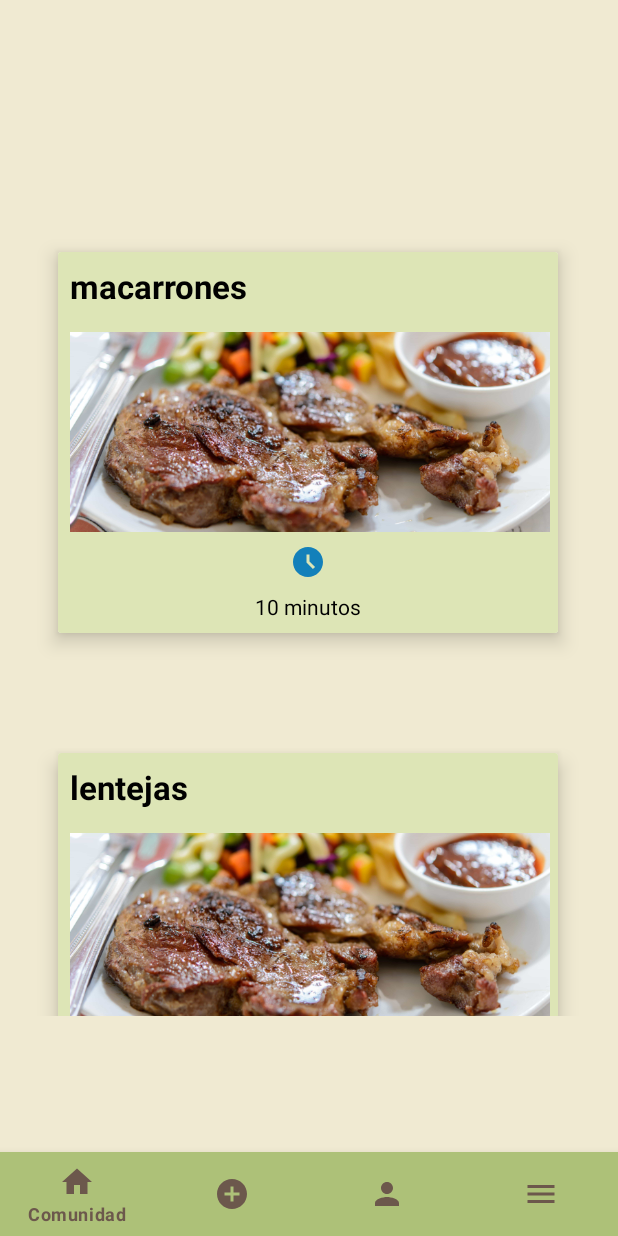
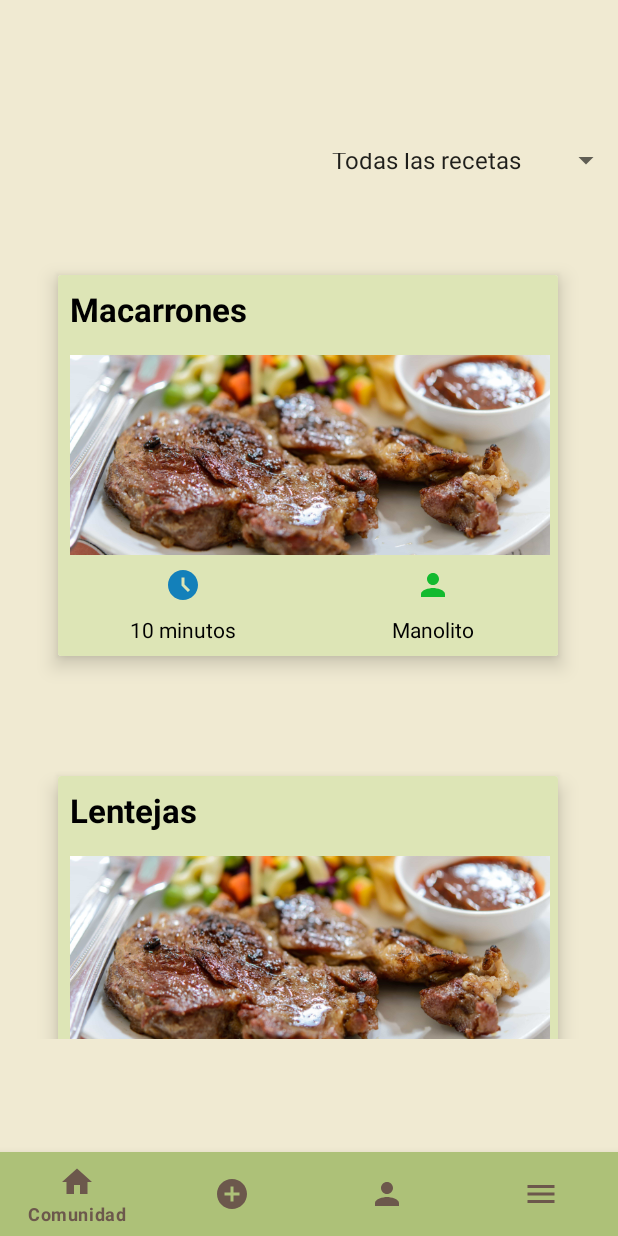
Before and after one commit to korah91/AndroidAppFinalDAS, an Android app: the screen it shows after launch (MainActivity), after a tap on "MODO INVITADO", on a phone screen of 412 x 824 dp. Run offline under Robolectric (Android 15) with nearby library versions, the phone set to English and light mode, and no system bars; our stand-ins replace Picasso, navigation-ui; pictures from the network do not load.

Commit message:
- Filtro para las preferencias en la lista de recetas, Clase creada para hacer la actividad que muestre los detalles de las recetas, si haces click en alguna de las recetas te muestra su información en un Toast, posteriormente se hará una redirección a la actividad DetallesRecetas

```diff
--- a/app/src/main/java/com/example/proyectofinal/AdaptadorListaRecetas.java
+++ b/app/src/main/java/com/example/proyectofinal/AdaptadorListaRecetas.java
@@ -1,11 +1,13 @@
 package com.example.proyectofinal;
 
 import android.content.Context;
+import android.content.Intent;
 import android.view.LayoutInflater;
 import android.view.View;
 import android.view.ViewGroup;
 import android.widget.ImageView;
 import android.widget.TextView;
+import android.widget.Toast;
 
 import androidx.annotation.NonNull;
 import androidx.cardview.widget.CardView;
@@ -18,18 +20,26 @@ import java.util.List;
 
 public class AdaptadorListaRecetas extends RecyclerView.Adapter<ListaRecetasViewHolder> {
 
-    Context context;
+    private Context context;
     //List<Recipe> list;
-    String listaTit[] = {"macarrones", "lentejas"};
+    private String listaTit[] = {"Macarrones", "Lentejas"};
+    private String listaTiemp[] = {"10 minutos", "30 minutos"};
+    private String users[] = {"Manolito", "Cooking Mama"};
+    private boolean[] seleecionado;
+    private RecetaClickListener listener;
 
-    public AdaptadorListaRecetas(Context context) {
+    public AdaptadorListaRecetas(Context context, RecetaClickListener listener) {
         this.context = context;
+        seleecionado = new boolean[listaTit.length];
+        this.listener = listener;
     }
 
     @NonNull
     @Override
     public ListaRecetasViewHolder onCreateViewHolder(@NonNull ViewGroup parent, int viewType) {
-        return new ListaRecetasViewHolder(LayoutInflater.from(context).inflate(R.layout.lista_recetas, parent, false));
+        ListaRecetasViewHolder viewHolder = new ListaRecetasViewHolder(LayoutInflater.from(context).inflate(R.layout.lista_recetas, parent, false));
+        viewHolder.seleccion = seleecionado;
+        return viewHolder;
     }
 
     @Override
@@ -37,13 +47,25 @@ public class AdaptadorListaRecetas extends RecyclerView.Adapter<ListaRecetasView
         holder.titulo.setText(listaTit[position]);
         holder.titulo.setSelected(true);
         //holder.num_likes.setText("20 likes");
-        holder.tiempo_preparacion.setText("10 minutos");
+        holder.tiempo_preparacion.setText(listaTiemp[position]);
+        holder.usuario_receta.setText(users[position]);
        /* holder.titulo.setText(list.get(position).title);
         holder.titulo.setSelected(true);
         holder.num_likes.setSelected(list.get(position).aggregateLikes+ " Likes");
         holder.tiempo_preparacion.setText(list.get(position).time+ " Minutos");
+        holder.usuario_receta.setText(list.get(position).usuario);
         Picasso.get().load(list.get(position).image.into(holder.imagen_comida))*/
         Glide.with(context).load(R.drawable.comidapordefecto).into(holder.imagen_comida);
+
+        holder.recetas_lay.setOnClickListener(new View.OnClickListener() {
+            @Override
+            public void onClick(View v) {
+                //Le paso la info que necesito de la receta
+                String usuario = String.valueOf(users[holder.getAdapterPosition()]);
+                String receta = String.valueOf(listaTit[holder.getAdapterPosition()]);
+                listener.onRecetaClicked(usuario, receta);
+            }
+        });
     }
 
     @Override
@@ -53,15 +75,17 @@ public class AdaptadorListaRecetas extends RecyclerView.Adapter<ListaRecetasView
 }
 class ListaRecetasViewHolder extends RecyclerView.ViewHolder{
     CardView recetas_lay;
-    TextView titulo, tiempo_preparacion, num_likes;
+    TextView titulo, tiempo_preparacion, usuario_receta;
     ImageView imagen_comida;
+    boolean[] seleccion;
+
 
     public ListaRecetasViewHolder(@NonNull View itemView){
         super(itemView);
         recetas_lay = itemView.findViewById(R.id.recetas_lay);
         titulo = itemView.findViewById(R.id.titulo);
         tiempo_preparacion = itemView.findViewById(R.id.tiempo_preparacion);
-        //num_likes = itemView.findViewById(R.id.num_likes);
+        usuario_receta = itemView.findViewById(R.id.usuario_receta);
         imagen_comida = itemView.findViewById(R.id.imagen_comida);
     }
 }
--- a/app/src/main/java/com/example/proyectofinal/Comunidad.java
+++ b/app/src/main/java/com/example/proyectofinal/Comunidad.java
@@ -1,5 +1,6 @@
 package com.example.proyectofinal;
 
+import android.content.Intent;
 import android.os.Bundle;
 
 import androidx.fragment.app.Fragment;
@@ -9,6 +10,7 @@ import androidx.recyclerview.widget.RecyclerView;
 import android.view.LayoutInflater;
 import android.view.View;
 import android.view.ViewGroup;
+import android.widget.Toast;
 
 /**
  * A simple {@link Fragment} subclass.
@@ -69,10 +71,20 @@ public class Comunidad extends Fragment {
         recyclerView = view.findViewById(R.id.rv_recetas_comunidad);
         recyclerView.setHasFixedSize(true);
         recyclerView.setLayoutManager(new GridLayoutManager(getActivity(), 1));
-        adaptadorListaRecetas = new AdaptadorListaRecetas(getActivity()); //Aqui se le pasaria una lista con las recetas tambien
+        adaptadorListaRecetas = new AdaptadorListaRecetas(getActivity(), recetaClickListener); //Aqui se le pasaria una lista con las recetas tambien
         recyclerView.setAdapter(adaptadorListaRecetas);
 
         // Inflate the layout for this fragment
         return view;
     }
+
+    private final RecetaClickListener recetaClickListener = new RecetaClickListener() {
+        @Override
+        public void onRecetaClicked(String usuario, String titulo) {
+            //De aqui se abriria con un Intent la clase que mostraría los detalles de la receta
+            Toast.makeText(getContext(), "El usuario es --> " + usuario + "\nLa receta es --> " + titulo, Toast.LENGTH_SHORT).show();
+            //Intent i = new Intent(getContext(), DetallesRecetas.class);
+            //startActivity(i);
+        }
+    };
 }
--- /dev/null
+++ b/app/src/main/java/com/example/proyectofinal/DetallesRecetas.java
@@ -0,0 +1,14 @@
+package com.example.proyectofinal;
+
+import androidx.appcompat.app.AppCompatActivity;
+
+import android.os.Bundle;
+
+public class DetallesRecetas extends AppCompatActivity {
+
+    @Override
+    protected void onCreate(Bundle savedInstanceState) {
+        super.onCreate(savedInstanceState);
+        setContentView(R.layout.activity_detalles_recetas);
+    }
+}
--- a/app/src/main/java/com/example/proyectofinal/LoginActivity.java
+++ b/app/src/main/java/com/example/proyectofinal/LoginActivity.java
@@ -69,7 +69,7 @@ public class LoginActivity extends AppCompatActivity {
 
     public void invitado(View view){
         Intent inicio = new Intent(LoginActivity.this, MainActivity.class);
-        inicio.putExtra("user", user);
+        inicio.putExtra("user", "invitado");
         startActivity(inicio);
     }
 }
--- a/app/src/main/java/com/example/proyectofinal/Perfil.java
+++ b/app/src/main/java/com/example/proyectofinal/Perfil.java
@@ -8,6 +8,7 @@ import android.view.LayoutInflater;
 import android.view.View;
 import android.view.ViewGroup;
 import android.widget.TextView;
+import android.widget.Toast;
 
 /**
  * A simple {@link Fragment} subclass.
--- /dev/null
+++ b/app/src/main/java/com/example/proyectofinal/RecetaClickListener.java
@@ -0,0 +1,5 @@
+package com.example.proyectofinal;
+
+public interface RecetaClickListener {
+    void onRecetaClicked(String usuario, String titulo);
+}
--- a/app/src/main/res/drawable/baseline_person_24.xml
+++ b/app/src/main/res/drawable/baseline_person_24.xml
@@ -1,4 +1,4 @@
-<vector android:height="24dp" android:tint="#000000"
+<vector android:height="24dp" android:tint="#13BA2F"
     android:viewportHeight="24" android:viewportWidth="24"
     android:width="24dp" xmlns:android="http://schemas.android.com/apk/res/android">
     <path android:fillColor="@android:color/white" android:pathData="M12,12c2.21,0 4,-1.79 4,-4s-1.79,-4 -4,-4 -4,1.79 -4,4 1.79,4 4,4zM12,14c-2.67,0 -8,1.34 -8,4v2h16v-2c0,-2.66 -5.33,-4 -8,-4z"/>
--- /dev/null
+++ b/app/src/main/res/layout-land/activity_detalles_recetas.xml
@@ -0,0 +1,6 @@
+<?xml version="1.0" encoding="utf-8"?>
+<androidx.constraintlayout.widget.ConstraintLayout xmlns:android="http://schemas.android.com/apk/res/android"
+    android:layout_width="match_parent"
+    android:layout_height="match_parent">
+
+</androidx.constraintlayout.widget.ConstraintLayout>
--- a/app/src/main/res/layout-land/fragment_comunidad.xml
+++ b/app/src/main/res/layout-land/fragment_comunidad.xml
@@ -6,30 +6,42 @@
     android:layout_height="match_parent"
     android:background="@color/uno">
 
-    <androidx.constraintlayout.widget.ConstraintLayout
-        android:layout_width="681dp"
-        android:layout_height="329dp"
-        android:layout_marginStart="1dp"
-        android:layout_marginEnd="1dp"
-        android:layout_marginBottom="57dp"
-        app:layout_constraintBottom_toBottomOf="parent"
+    <androidx.appcompat.widget.Toolbar
+        android:id="@+id/toolbar"
+        android:layout_width="match_parent"
+        android:layout_height="?attr/actionBarSize"
+        android:layout_marginTop="20dp"
+        app:layout_constraintBottom_toTopOf="@+id/rv_recetas_comunidad"
         app:layout_constraintEnd_toEndOf="parent"
         app:layout_constraintStart_toStartOf="parent"
         app:layout_constraintTop_toTopOf="parent">
+
+        <RelativeLayout
+            android:layout_width="match_parent"
+            android:layout_height="wrap_content"
+            android:gravity="center_vertical">
+
+            <Spinner
+                android:id="@+id/spinner_tags"
+                android:layout_width="wrap_content"
+                android:layout_height="match_parent"
+                android:layout_alignParentEnd="true"
+                android:entries="@array/tags"
+                android:gravity="center" />
+        </RelativeLayout>
+    </androidx.appcompat.widget.Toolbar>
 
     <androidx.recyclerview.widget.RecyclerView
         android:id="@+id/rv_recetas_comunidad"
         android:layout_width="421dp"
         android:layout_height="269dp"
         android:layout_marginStart="33dp"
-            android:layout_marginTop="20dp"
+        android:layout_marginTop="5dp"
         android:layout_marginEnd="33dp"
-            android:layout_marginBottom="20dp"
+        android:layout_marginBottom="10dp"
         app:layout_constraintBottom_toBottomOf="parent"
         app:layout_constraintEnd_toEndOf="parent"
         app:layout_constraintHorizontal_bias="0.6"
         app:layout_constraintStart_toStartOf="parent"
-            app:layout_constraintTop_toTopOf="parent"
-            app:layout_constraintVertical_bias="0.0" />
+        app:layout_constraintTop_toBottomOf="@+id/toolbar" />
 </androidx.constraintlayout.widget.ConstraintLayout>
-</androidx.constraintlayout.widget.ConstraintLayout>
--- /dev/null
+++ b/app/src/main/res/layout/activity_detalles_recetas.xml
@@ -0,0 +1,9 @@
+<?xml version="1.0" encoding="utf-8"?>
+<androidx.constraintlayout.widget.ConstraintLayout xmlns:android="http://schemas.android.com/apk/res/android"
+    xmlns:app="http://schemas.android.com/apk/res-auto"
+    xmlns:tools="http://schemas.android.com/tools"
+    android:layout_width="match_parent"
+    android:layout_height="match_parent"
+    tools:context=".DetallesRecetas">
+
+</androidx.constraintlayout.widget.ConstraintLayout>
--- a/app/src/main/res/layout/fragment_comunidad.xml
+++ b/app/src/main/res/layout/fragment_comunidad.xml
@@ -13,17 +13,40 @@
         android:layout_width="match_parent"
         android:layout_height="match_parent">
 
+        <androidx.appcompat.widget.Toolbar
+            android:id="@+id/toolbar"
+            android:layout_width="match_parent"
+            android:layout_height="?attr/actionBarSize"
+            app:layout_constraintBottom_toTopOf="@+id/rv_recetas_comunidad"
+            app:layout_constraintEnd_toEndOf="parent"
+            app:layout_constraintStart_toStartOf="parent"
+            app:layout_constraintTop_toTopOf="parent">
+
+            <RelativeLayout
+                android:layout_width="match_parent"
+                android:layout_height="wrap_content"
+                android:gravity="center_vertical">
+
+                <Spinner
+                    android:id="@+id/spinner_tags"
+                    android:layout_width="wrap_content"
+                    android:layout_height="match_parent"
+                    android:layout_alignParentEnd="true"
+                    android:entries="@array/tags"
+                    android:gravity="center" />
+            </RelativeLayout>
+        </androidx.appcompat.widget.Toolbar>
+
         <androidx.recyclerview.widget.RecyclerView
             android:id="@+id/rv_recetas_comunidad"
             android:layout_width="413dp"
             android:layout_height="549dp"
-            android:layout_marginTop="34dp"
+            android:layout_marginTop="9dp"
             android:layout_marginBottom="35dp"
             app:layout_constraintBottom_toBottomOf="parent"
             app:layout_constraintEnd_toEndOf="parent"
             app:layout_constraintHorizontal_bias="0.0"
             app:layout_constraintStart_toStartOf="parent"
-            app:layout_constraintTop_toTopOf="parent"
-            app:layout_constraintVertical_bias="0.512" />
+            app:layout_constraintTop_toBottomOf="@+id/toolbar" />
     </androidx.constraintlayout.widget.ConstraintLayout>
 </FrameLayout>
--- a/app/src/main/res/layout/lista_recetas.xml
+++ b/app/src/main/res/layout/lista_recetas.xml
@@ -61,6 +61,27 @@
                     android:textColor="@color/black"
                     android:textSize="14sp" />
             </LinearLayout>
+            <LinearLayout
+                android:layout_width="308dp"
+                android:layout_height="match_parent"
+                android:layout_weight="1"
+                android:gravity="center"
+                android:orientation="vertical">
+
+                <ImageView
+                    android:layout_width="wrap_content"
+                    android:layout_height="wrap_content"
+                    android:src="@drawable/baseline_person_24" />
+
+                <TextView
+                    android:id="@+id/usuario_receta"
+                    android:layout_width="wrap_content"
+                    android:layout_height="wrap_content"
+                    android:padding="8dp"
+                    android:text="usuario"
+                    android:textColor="@color/black"
+                    android:textSize="14sp" />
+            </LinearLayout>
         </LinearLayout>
     </LinearLayout>
 </androidx.cardview.widget.CardView>
--- a/app/src/main/res/values/strings.xml
+++ b/app/src/main/res/values/strings.xml
@@ -16,4 +16,11 @@
     <string name="btn_spin">Iniciar</string>
     <string name="btn_mercadona">Mercadona</string>
     <string name="btn_eroski">Eroski</string>
+
+    <string-array name="tags">
+        <item>Todas las recetas</item>
+        <item>Receta vegetariana</item>
+        <item>Receta vegana</item>
+        <item>Receta sin glúten</item>
+    </string-array>
 </resources>
```
Also changed, not shown: app/src/main/AndroidManifest.xml (+16 -10 lines). Lines whose indentation alone changed are shown as unchanged.
